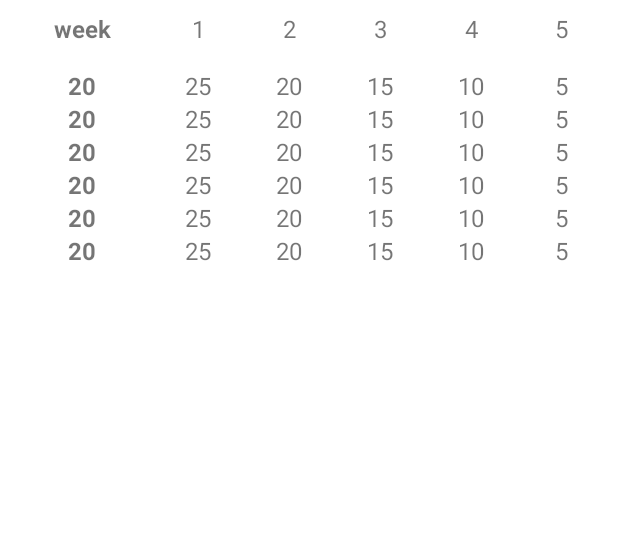
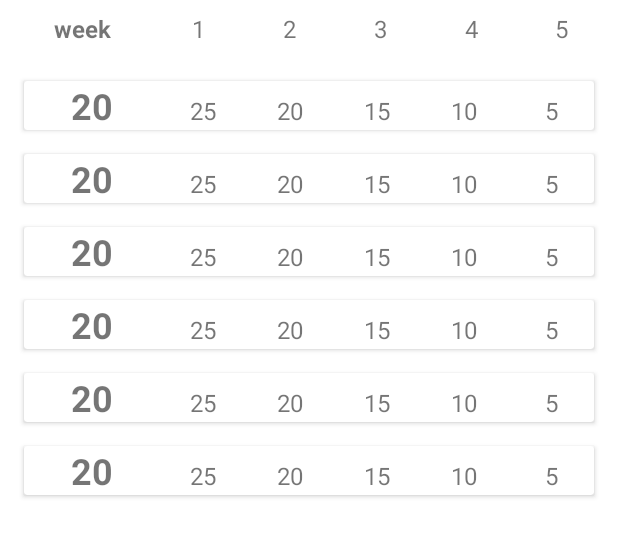
Before and after one commit to vadhub/PullUp, an Android app: the layout fragment_choose_program.xml on its own in the app's theme, with its tools: preview values and no code run, on a phone screen of 412 x 824 dp. Shown: the top 537 px of the screen. Run offline under Robolectric (Android 15) with nearby library versions, the phone set to English and light mode, and no system bars.

Commit message:
update design

```diff
--- a/app/src/main/res/layout/item_program.xml
+++ b/app/src/main/res/layout/item_program.xml
@@ -1,6 +1,13 @@
 <?xml version="1.0" encoding="utf-8"?>
-<LinearLayout xmlns:android="http://schemas.android.com/apk/res/android"
-    xmlns:tools="http://schemas.android.com/tools"
+
+<androidx.cardview.widget.CardView
+    xmlns:android="http://schemas.android.com/apk/res/android"
+    android:layout_width="match_parent"
+    android:layout_margin="8dp"
+    android:elevation="4dp"
+    android:layout_height="wrap_content">
+
+    <LinearLayout
         android:orientation="horizontal"
         android:layout_width="match_parent"
         android:layout_height="wrap_content">
@@ -12,7 +19,7 @@
             android:textStyle="bold"
             android:layout_width="match_parent"
             android:layout_height="wrap_content"
-        android:textSize="16dp"
+            android:textSize="24dp"
             android:text="20" />
 
         <TextView
@@ -61,3 +68,5 @@
             android:text="5" />
 
     </LinearLayout>
+
+</androidx.cardview.widget.CardView>
```
Lines whose indentation alone changed are shown as unchanged.
